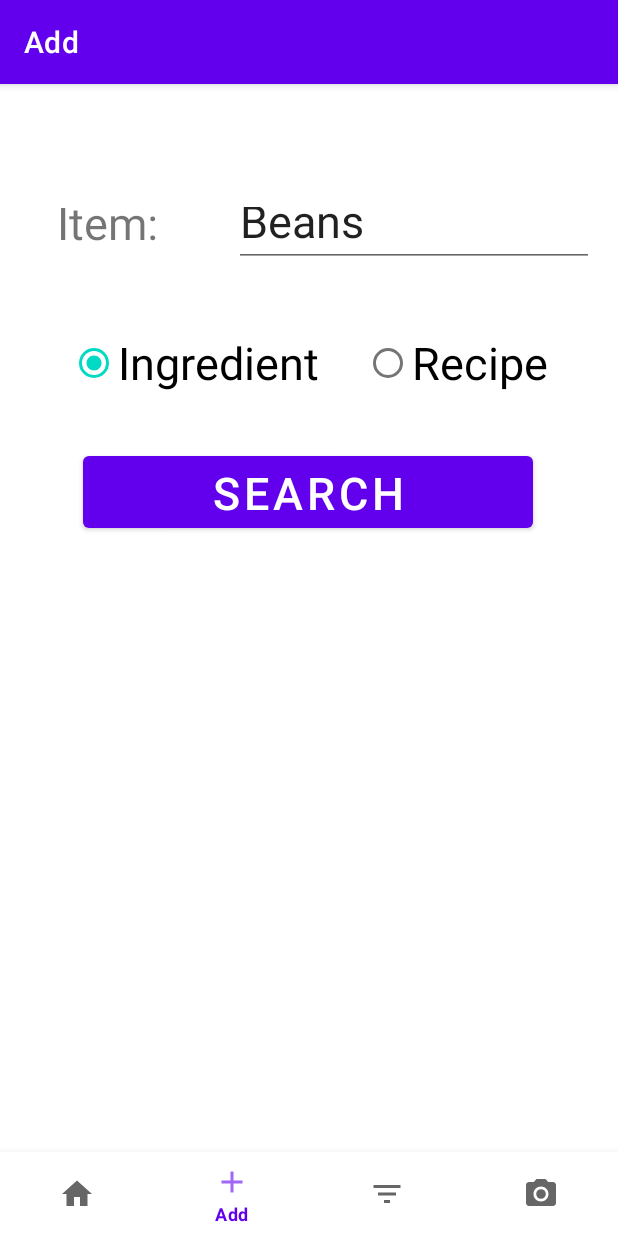
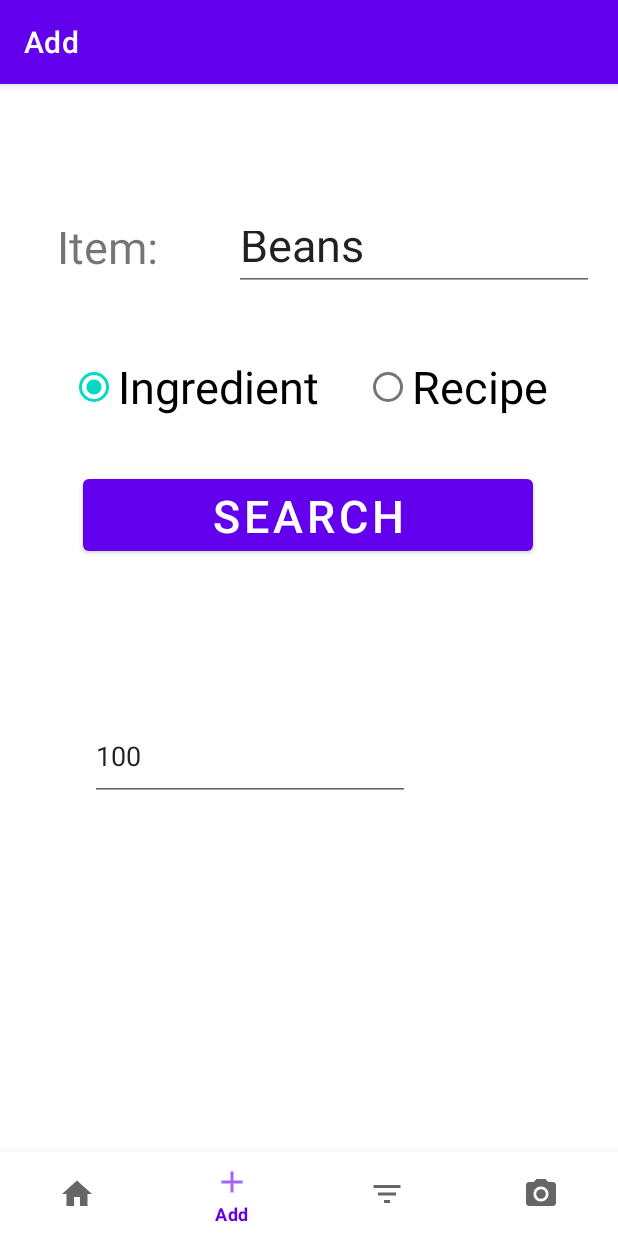
Before and after one commit to Pechlerbastian/NutriCoach, an Android app: the AddFragment screen opened through its navigation route, on a phone screen of 412 x 824 dp. Run offline under Robolectric (Android 15) with nearby library versions, the light colour scheme and no system bars; our stand-ins replace navigation-ui.

Commit message:
add number

```diff
--- a/app/src/main/java/de/uniaugsburg/app/ui/add/AddFragment.java
+++ b/app/src/main/java/de/uniaugsburg/app/ui/add/AddFragment.java
@@ -29,6 +29,7 @@ public class AddFragment extends Fragment implements View.OnClickListener {
         binding.inputField.setText(getString(R.string.input));
         binding.searchButton.setText(getString(R.string.search));
         binding.label.setText(getString(R.string.label));
+        binding.weight.setText(getString(R.string.weight));
 
         binding.searchButton.setOnClickListener(this);
 
--- a/app/src/main/res/layout/fragment_add.xml
+++ b/app/src/main/res/layout/fragment_add.xml
@@ -4,6 +4,7 @@
     xmlns:tools="http://schemas.android.com/tools"
     android:layout_width="match_parent"
     android:layout_height="match_parent"
+    android:paddingTop="16sp"
     tools:context=".ui.add.AddFragment">
 
     <RadioGroup
@@ -19,11 +20,11 @@
         app:layout_constraintTop_toBottomOf="@+id/label">
 
         <RadioButton
-            android:textSize="30sp"
             android:id="@+id/radio_ingredient"
             android:layout_width="wrap_content"
             android:layout_height="wrap_content"
-            android:text="@string/ingredient" />
+            android:text="@string/ingredient"
+            android:textSize="30sp" />
 
         <RadioButton
             android:textSize="30sp"
@@ -95,4 +96,15 @@
         app:layout_constraintStart_toStartOf="parent"
         app:layout_constraintTop_toBottomOf="@+id/preview_field" />
 
+    <EditText
+        android:id="@+id/weight"
+        android:layout_width="wrap_content"
+        android:layout_height="60dp"
+        android:layout_marginStart="60dp"
+        android:layout_marginTop="16dp"
+        android:ems="10"
+        android:inputType="number"
+        app:layout_constraintStart_toStartOf="parent"
+        app:layout_constraintTop_toBottomOf="@+id/preview_field" />
+
 </androidx.constraintlayout.widget.ConstraintLayout>
--- a/app/src/main/res/layout/fragment_home.xml
+++ b/app/src/main/res/layout/fragment_home.xml
@@ -4,6 +4,7 @@
     xmlns:tools="http://schemas.android.com/tools"
     android:layout_width="match_parent"
     android:layout_height="match_parent"
+    android:paddingTop="16sp"
     tools:context=".ui.home.HomeFragment">
 
     <TextView
--- a/app/src/main/res/values/strings.xml
+++ b/app/src/main/res/values/strings.xml
@@ -12,4 +12,5 @@
     <string name="label">Item:</string>
     <string name="save">Save</string>
     <string name="saveDescription">Save</string>
+    <string name="weight">100</string>
 </resources>
```
